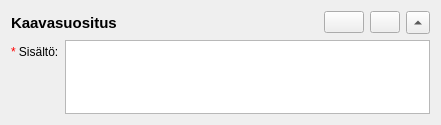
Old version of the form arho_feature_template/gui/components/plan_proposition_widget.ui in the repository GispoCoding/arho-qgis-plugin.
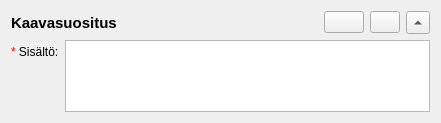
New version of the form.

Diff of the .ui file:
```diff
--- a/arho_feature_template/gui/components/plan_proposition_widget.ui
+++ b/arho_feature_template/gui/components/plan_proposition_widget.ui
@@ -7,7 +7,7 @@
     <x>0</x>
     <y>0</y>
     <width>441</width>
-    <height>125</height>
+    <height>123</height>
    </rect>
   </property>
   <property name="sizePolicy">
@@ -119,6 +119,12 @@
          <verstretch>0</verstretch>
         </sizepolicy>
        </property>
+       <property name="maximumSize">
+        <size>
+         <width>16777215</width>
+         <height>75</height>
+        </size>
+       </property>
        <property name="baseSize">
         <size>
          <width>600</width>
```
Left out of the diff: 4 changed lines with no effect on the pictures.
